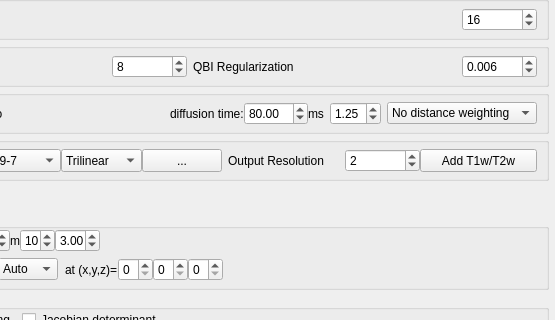
Before: the Qt Designer form reconstruction/reconstruction_window.ui in frankyeh/DSI-Studio, drawn with Qt 5; both pictures show x 176 to 731 and y 147 to 467 of the 731 by 622 pixel window.
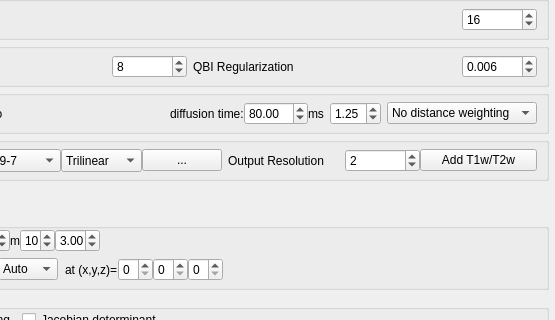
After: the same form once the commit is applied. Icons and pictures are not drawn.

Commit message: [GUI] Recon button style updated

```diff
--- a/reconstruction/reconstruction_window.ui
+++ b/reconstruction/reconstruction_window.ui
@@ -899,7 +899,7 @@
              <item>
               <widget class="QPushButton" name="manual_reg">
                <property name="sizePolicy">
-                <sizepolicy hsizetype="Preferred" vsizetype="Preferred">
+                <sizepolicy hsizetype="Minimum" vsizetype="Fixed">
                  <horstretch>0</horstretch>
                  <verstretch>0</verstretch>
                 </sizepolicy>
@@ -963,7 +963,7 @@
              <item>
               <widget class="QPushButton" name="add_t1t2">
                <property name="sizePolicy">
-                <sizepolicy hsizetype="Preferred" vsizetype="Preferred">
+                <sizepolicy hsizetype="Minimum" vsizetype="Fixed">
                  <horstretch>0</horstretch>
                  <verstretch>0</verstretch>
                 </sizepolicy>
```
Left out of the diff: 8 changed lines with no effect on the pictures. The commit also changes 1 other file.
